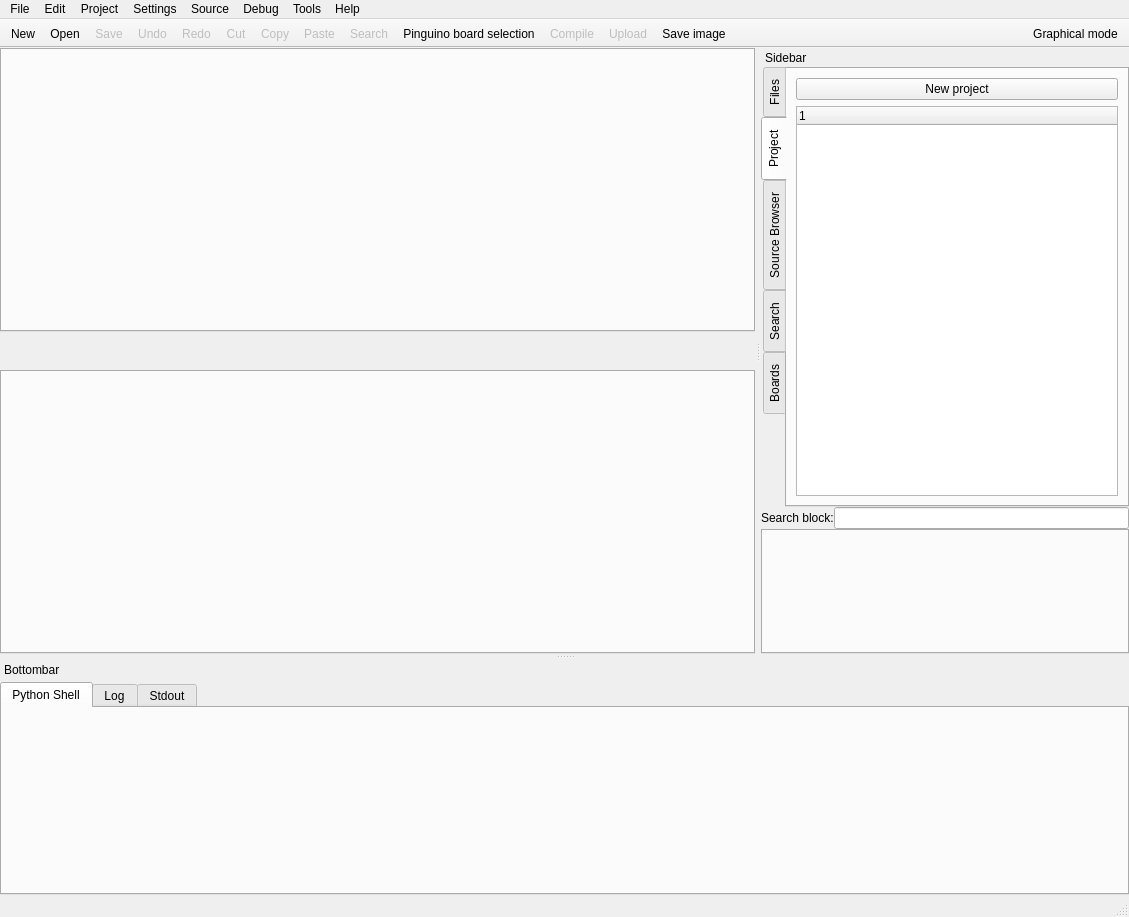
PinguinoIDE/pinguino-ide, file qtgui/frames/main.ui: the form before one commit.
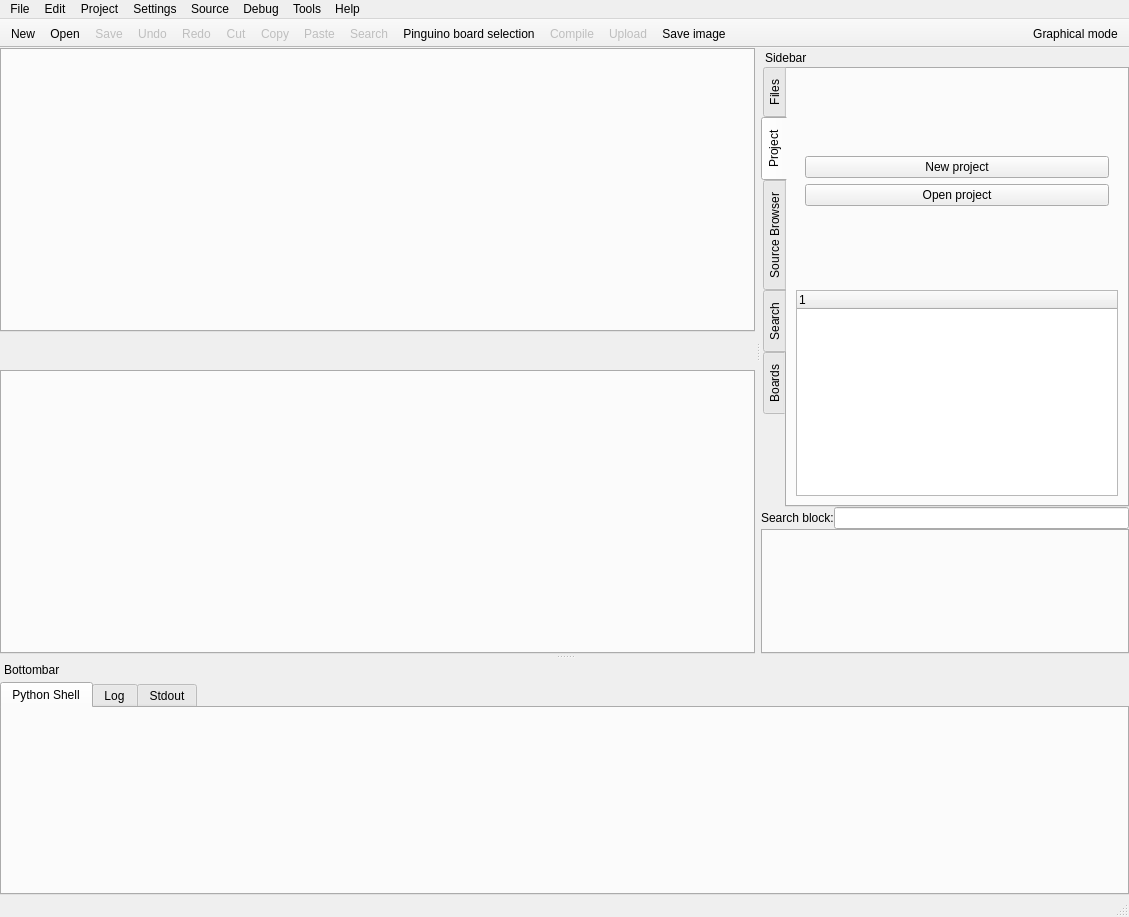
The form after the commit. Icons and pictures are not drawn.

```diff
--- a/qtgui/frames/main.ui
+++ b/qtgui/frames/main.ui
@@ -415,7 +415,7 @@
          <string>Project</string>
         </attribute>
         <layout class="QGridLayout" name="gridLayout_16">
-         <item row="1" column="0">
+         <item row="2" column="0">
           <widget class="QTreeWidget" name="treeWidget_projects">
            <property name="midLineWidth">
             <number>1</number>
@@ -455,10 +455,49 @@
           </widget>
          </item>
          <item row="0" column="0">
-          <widget class="QPushButton" name="pushButton_newproject">
-           <property name="text">
-            <string>New project</string>
-           </property>
+          <widget class="QWidget" name="widget_noproject" native="true">
+           <layout class="QGridLayout" name="gridLayout_20">
+            <item row="4" column="2">
+             <spacer name="verticalSpacer_5">
+              <property name="orientation">
+               <enum>Qt::Vertical</enum>
+              </property>
+              <property name="sizeHint" stdset="0">
+               <size>
+                <width>20</width>
+                <height>40</height>
+               </size>
+              </property>
+             </spacer>
+            </item>
+            <item row="0" column="1" colspan="3">
+             <spacer name="verticalSpacer_4">
+              <property name="orientation">
+               <enum>Qt::Vertical</enum>
+              </property>
+              <property name="sizeHint" stdset="0">
+               <size>
+                <width>20</width>
+                <height>60</height>
+               </size>
+              </property>
+             </spacer>
+            </item>
+            <item row="1" column="1" colspan="3">
+             <widget class="QPushButton" name="pushButton_newproject">
+              <property name="text">
+               <string>New project</string>
+              </property>
+             </widget>
+            </item>
+            <item row="2" column="1" colspan="3">
+             <widget class="QPushButton" name="pushButton_openproject">
+              <property name="text">
+               <string>Open project</string>
+              </property>
+             </widget>
+            </item>
+           </layout>
           </widget>
          </item>
         </layout>
```
Left out of the diff: 28 changed lines with no effect on the pictures.
